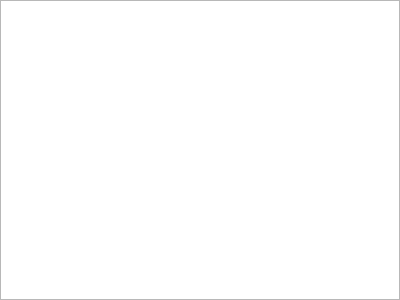
This is desktopclient/InputDisplay/inputdisplay.ui in Skarsnik/snesclassicstuff as Qt 5 draws it before an edit. The edited form follows.
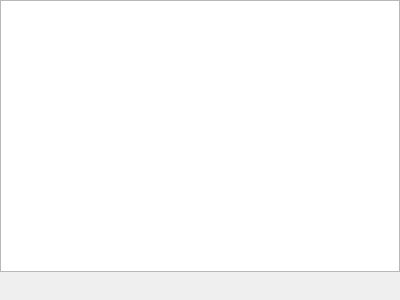
This is the edited form.

```diff
--- a/desktopclient/InputDisplay/inputdisplay.ui
+++ b/desktopclient/InputDisplay/inputdisplay.ui
@@ -19,7 +19,7 @@
   <property name="windowTitle">
    <string>My Input Display</string>
   </property>
-  <layout class="QHBoxLayout" name="horizontalLayout">
+  <layout class="QVBoxLayout" name="verticalLayout">
    <property name="spacing">
     <number>0</number>
    </property>
@@ -38,6 +38,20 @@
    <item>
     <widget class="QGraphicsView" name="graphicsView"/>
    </item>
+   <item>
+    <widget class="QLabel" name="pianoLabel">
+     <property name="text">
+      <string/>
+     </property>
+    </widget>
+   </item>
+   <item>
+    <widget class="QLabel" name="pianoTagLabel">
+     <property name="text">
+      <string/>
+     </property>
+    </widget>
+   </item>
   </layout>
  </widget>
  <resources/>
```
